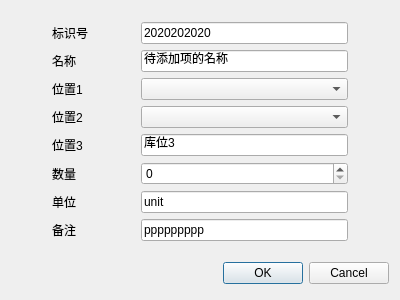
huqng/StorageManager, file StorageManager/DlgAddItem.ui: the form before one commit.
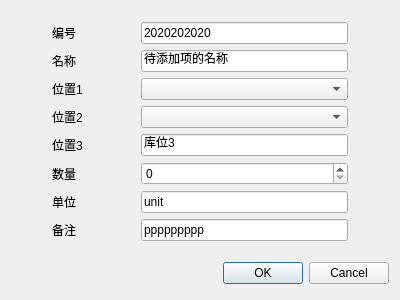
The form after the commit.

```diff
--- a/StorageManager/DlgAddItem.ui
+++ b/StorageManager/DlgAddItem.ui
@@ -32,7 +32,7 @@
      <item row="0" column="1">
       <widget class="QLabel" name="label">
        <property name="text">
-        <string>标识号</string>
+        <string>编号</string>
        </property>
       </widget>
      </item>
```
